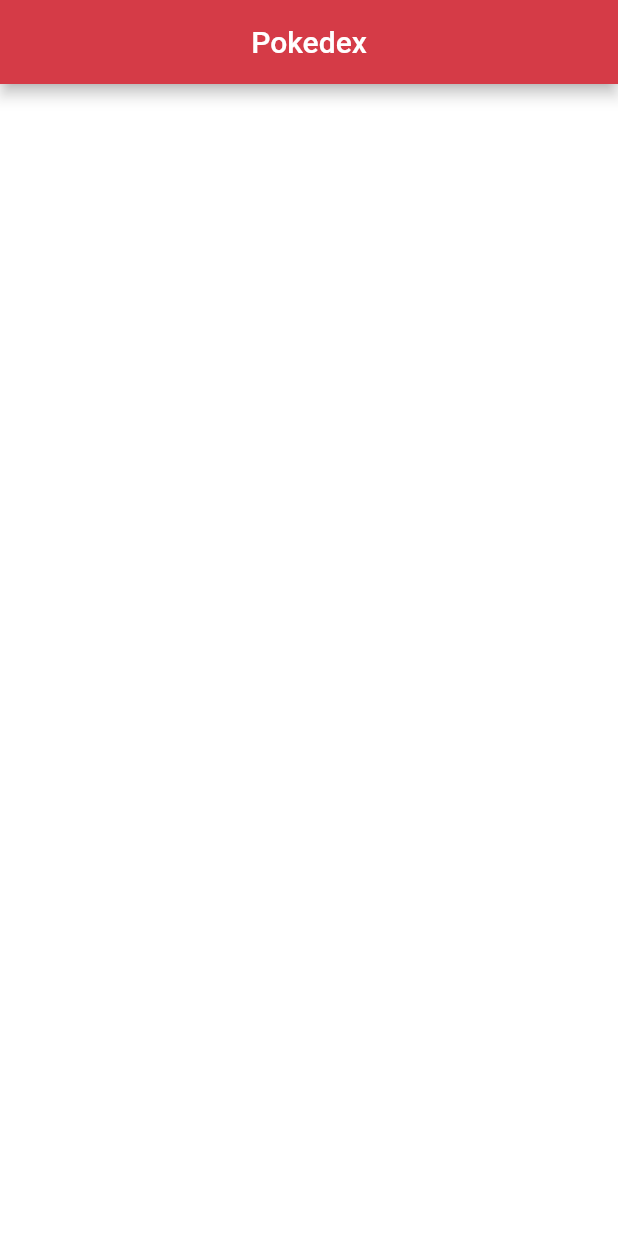
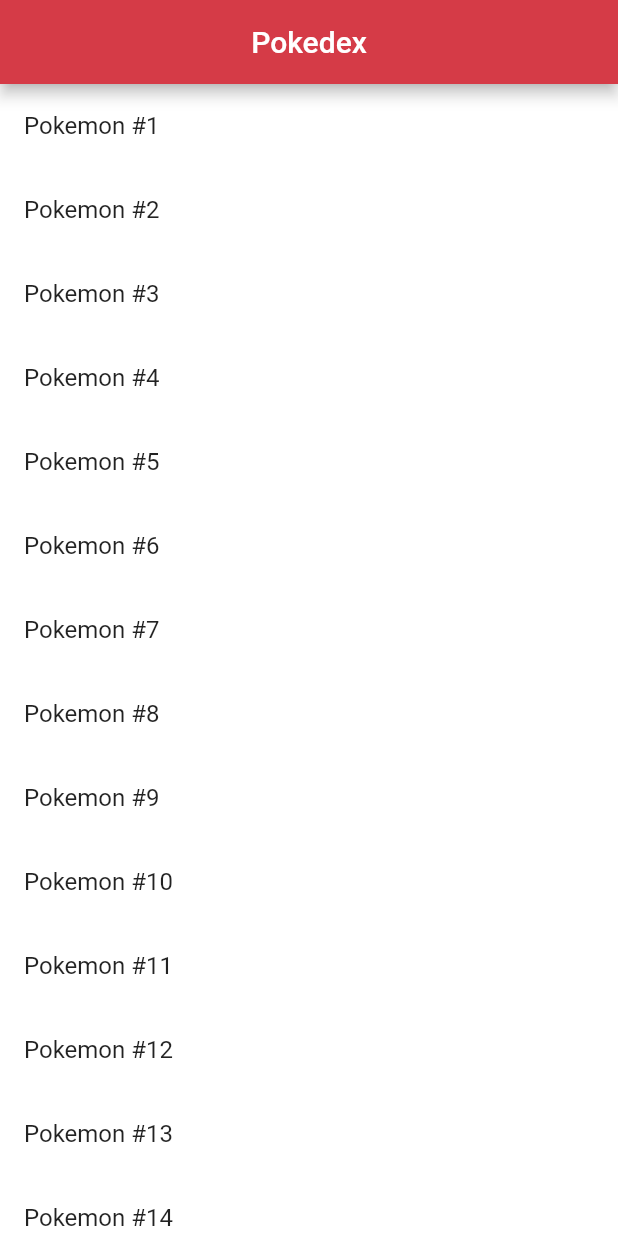
Before and after one commit to neyogiry/Pokedex-Flutter, a Flutter app: the screen it shows after launch, on a phone screen of 412 x 824 dp. Run offline on Flutter 3.47's test engine with Material 2 defaults, Android fonts, the phone set to English and light mode, and no system bars.

Commit message:
Add basic list to MyHomePage

```diff
--- a/Pokedex/lib/main.dart
+++ b/Pokedex/lib/main.dart
@@ -11,13 +11,15 @@ class PokedexApp extends StatelessWidget {
   @override
   Widget build(BuildContext context) {
     return MaterialApp(
-      home: MyHomePage()
+        home: MyHomePage()
     );
   }
 }
 
 class MyHomePage extends StatelessWidget {
   MyHomePage({Key? key}) : super(key: key);
+
+  final items = List<String>.generate(150, (index) => "Pokemon #${index+1}");
 
   @override
   Widget build(BuildContext context) {
@@ -31,7 +33,14 @@ class MyHomePage extends StatelessWidget {
           statusBarColor: Color(0xFFD53B47),
         ),
       ),
-      body: Container(),
+      body: ListView.builder(
+          itemCount: items.length,
+          itemBuilder: (context, index) {
+            return ListTile(
+              title: Text(items[index]),
+            );
+          }
+      ),
       backgroundColor: Colors.white,
     );
   }
```
